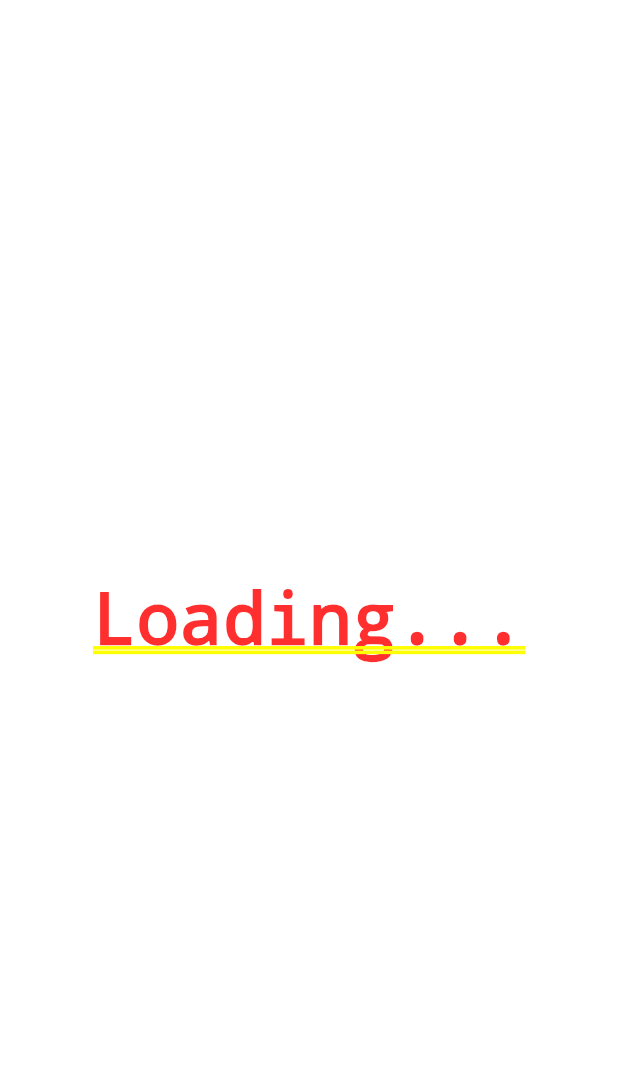
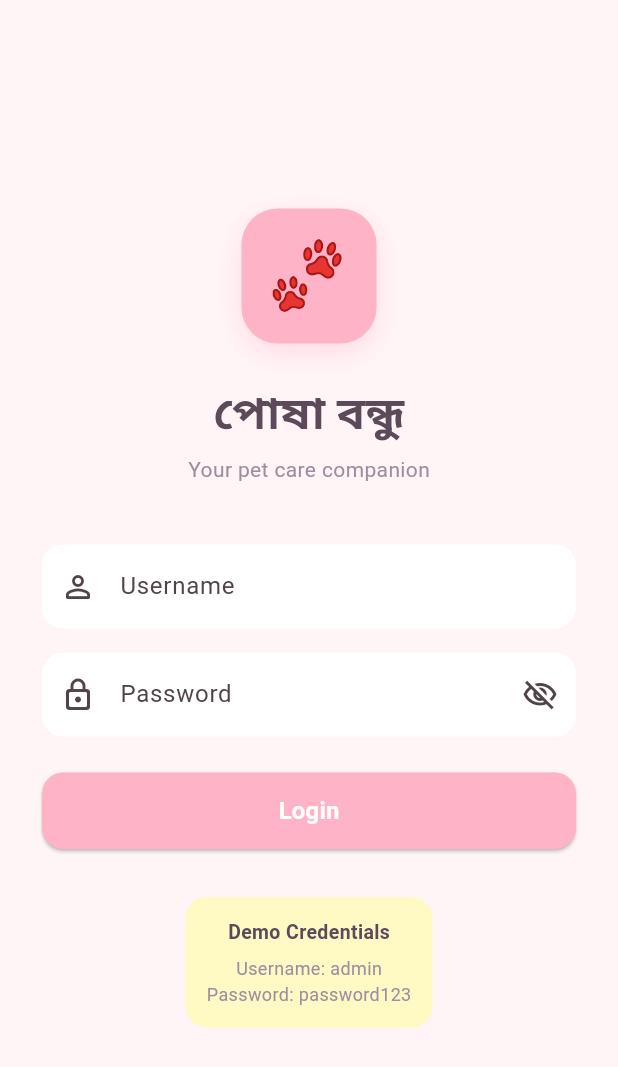
Before and after one commit to jerin-suva-labiba/poshu_bondhu, a Flutter app: the screen it shows after launch, on a phone screen of 412 x 824 dp. Shown: the top 1067 px of the screen. Run offline on Flutter 3.47's test engine with Material 3 defaults, Android fonts, the phone set to English and light mode, and no system bars; our stand-ins replace file_picker, fl_chart, flutter_local_notifications, image_picker, shared_preferences, sqflite and 1 more; missing offline and left inert: flutter_pdfview; accounts and stored records are empty.

Commit message:
login page added

```diff
--- a/lib/main.dart
+++ b/lib/main.dart
@@ -1,23 +1,29 @@
 import 'package:flutter/material.dart';
+import 'package:shared_preferences/shared_preferences.dart';
 import 'notifications/notification_helper.dart';
 import 'screens/home_screen.dart';
+import 'screens/login_screen.dart';
 import 'theme/app_theme.dart';
 
 void main() async {
   WidgetsFlutterBinding.ensureInitialized();
   await NotificationHelper.init();
-  runApp(const PoshaBondhuApp());
+  final prefs = await SharedPreferences.getInstance();
+  final isLoggedIn = prefs.getBool('is_logged_in') ?? false;
+  runApp(PoshaBondhuApp(isLoggedIn: isLoggedIn));
 }
 
 class PoshaBondhuApp extends StatelessWidget {
-  const PoshaBondhuApp({super.key});
+  final bool isLoggedIn;
+  const PoshaBondhuApp({super.key, required this.isLoggedIn});
+
   @override
   Widget build(BuildContext context) {
     return MaterialApp(
       title: 'পোষা বন্ধু',
       debugShowCheckedModeBanner: false,
       theme: AppTheme.theme,
-      home: const Center(child: Text('Loading...')),
+      home: isLoggedIn ? const HomeScreen() : const LoginScreen(),
     );
   }
 }
--- a/lib/screens/home_screen.dart
+++ b/lib/screens/home_screen.dart
@@ -1,9 +1,11 @@
 import 'package:flutter/material.dart';
+import 'package:shared_preferences/shared_preferences.dart';
 import 'dart:io';
 import '../database/database_helper.dart';
 import '../models/pet_model.dart';
 import '../theme/app_theme.dart';
 import 'add_pet_screen.dart';
+import 'login_screen.dart';
 import 'pet_profile_screen.dart';
 import 'calendar_screen.dart';
 import 'vet_shop_screen.dart';
@@ -19,16 +21,34 @@ class _HomeScreenState extends State<HomeScreen> {
   List<Pet> _pets = [];
 
   @override
-  void initState() { super.initState(); _loadPets(); }
+  void initState() {
+    super.initState();
+    _loadPets();
+  }
 
   Future<void> _loadPets() async {
     final pets = await DatabaseHelper.instance.getAllPets();
     setState(() => _pets = pets);
   }
 
+  Future<void> _logout() async {
+    final prefs = await SharedPreferences.getInstance();
+    await prefs.setBool('is_logged_in', false);
+    if (!mounted) return;
+    Navigator.pushAndRemoveUntil(
+      context,
+      MaterialPageRoute(builder: (_) => const LoginScreen()),
+      (_) => false,
+    );
+  }
+
   @override
   Widget build(BuildContext context) {
-    final screens = [_buildHomeTab(), const CalendarScreen(), const VetShopScreen()];
+    final screens = [
+      _buildHomeTab(),
+      const CalendarScreen(),
+      const VetShopScreen()
+    ];
     return Scaffold(
       body: screens[_currentIndex],
       bottomNavigationBar: NavigationBar(
@@ -38,8 +58,10 @@ class _HomeScreenState extends State<HomeScreen> {
         indicatorColor: AppTheme.primary.withOpacity(0.3),
         destinations: const [
           NavigationDestination(icon: Icon(Icons.home_rounded), label: 'Home'),
-          NavigationDestination(icon: Icon(Icons.calendar_month_rounded), label: 'Calendar'),
-          NavigationDestination(icon: Icon(Icons.local_hospital_rounded), label: 'Vet/Shop'),
+          NavigationDestination(
+              icon: Icon(Icons.calendar_month_rounded), label: 'Calendar'),
+          NavigationDestination(
+              icon: Icon(Icons.local_hospital_rounded), label: 'Vet/Shop'),
         ],
       ),
     );
@@ -56,26 +78,44 @@ class _HomeScreenState extends State<HomeScreen> {
             backgroundColor: AppTheme.primary,
             flexibleSpace: const FlexibleSpaceBar(
               title: Text('পোষা বন্ধু 🐾',
-                  style: TextStyle(color: Colors.white, fontWeight: FontWeight.bold, fontSize: 22)),
+                  style: TextStyle(
+                      color: Colors.white,
+                      fontWeight: FontWeight.bold,
+                      fontSize: 22)),
               centerTitle: false,
               titlePadding: EdgeInsets.only(left: 60, bottom: 16),
             ),
             leading: Padding(
               padding: const EdgeInsets.all(8.0),
               child: Container(
-                decoration: BoxDecoration(color: Colors.white, borderRadius: BorderRadius.circular(12)),
-                child: const Icon(Icons.pets, color: AppTheme.primary, size: 28),
+                decoration: BoxDecoration(
+                    color: Colors.white,
+                    borderRadius: BorderRadius.circular(12)),
+                child:
+                    const Icon(Icons.pets, color: AppTheme.primary, size: 28),
               ),
             ),
+            actions: [
+              IconButton(
+                icon: const Icon(Icons.logout_rounded, color: Colors.white),
+                tooltip: 'Logout',
+                onPressed: _logout,
+              ),
+            ],
           ),
           SliverToBoxAdapter(
             child: Padding(
               padding: const EdgeInsets.fromLTRB(20, 24, 20, 12),
               child: Row(children: [
                 const Text('Current Pets',
-                    style: TextStyle(fontSize: 22, fontWeight: FontWeight.bold, color: AppTheme.textDark)),
+                    style: TextStyle(
+                        fontSize: 22,
+                        fontWeight: FontWeight.bold,
+                        color: AppTheme.textDark)),
                 const SizedBox(width: 8),
-                Text('(${_pets.length})', style: const TextStyle(color: AppTheme.textLight, fontSize: 16)),
+                Text('(${_pets.length})',
+                    style: const TextStyle(
+                        color: AppTheme.textLight, fontSize: 16)),
               ]),
             ),
           ),
@@ -87,9 +127,11 @@ class _HomeScreenState extends State<HomeScreen> {
                       child: Column(children: [
                         const Text('🐱', style: TextStyle(fontSize: 60)),
                         const SizedBox(height: 12),
-                  const Text('No pets yet!\nTap + to add your first pet 🐾',
+                        const Text(
+                            'No pets yet!\nTap + to add your first pet 🐾',
                             textAlign: TextAlign.center,
-                      style: TextStyle(color: AppTheme.textLight, fontSize: 16)),
+                            style: TextStyle(
+                                color: AppTheme.textLight, fontSize: 16)),
                       ]),
                     ),
                   ),
@@ -104,7 +146,8 @@ class _HomeScreenState extends State<HomeScreen> {
       ),
       floatingActionButton: FloatingActionButton.extended(
         onPressed: () async {
-          await Navigator.push(context, MaterialPageRoute(builder: (_) => const AddPetScreen()));
+          await Navigator.push(
+              context, MaterialPageRoute(builder: (_) => const AddPetScreen()));
           _loadPets();
         },
         icon: const Icon(Icons.add),
@@ -119,11 +162,13 @@ class _HomeScreenState extends State<HomeScreen> {
       padding: const EdgeInsets.symmetric(horizontal: 16, vertical: 6),
       child: GestureDetector(
         onTap: () async {
-          await Navigator.push(context, MaterialPageRoute(builder: (_) => PetProfileScreen(pet: pet)));
+          await Navigator.push(context,
+              MaterialPageRoute(builder: (_) => PetProfileScreen(pet: pet)));
           _loadPets();
         },
         child: Card(
-          shape: RoundedRectangleBorder(borderRadius: BorderRadius.circular(20)),
+          shape:
+              RoundedRectangleBorder(borderRadius: BorderRadius.circular(20)),
           elevation: 3,
           child: Padding(
             padding: const EdgeInsets.all(16),
@@ -131,19 +176,30 @@ class _HomeScreenState extends State<HomeScreen> {
               CircleAvatar(
                 radius: 36,
                 backgroundColor: AppTheme.primary.withOpacity(0.2),
-                backgroundImage: pet.imagePath != null ? FileImage(File(pet.imagePath!)) : null,
-                child: pet.imagePath == null ? const Text('🐾', style: TextStyle(fontSize: 30)) : null,
+                backgroundImage: pet.imagePath != null
+                    ? FileImage(File(pet.imagePath!))
+                    : null,
+                child: pet.imagePath == null
+                    ? const Text('🐾', style: TextStyle(fontSize: 30))
+                    : null,
               ),
               const SizedBox(width: 16),
               Expanded(
-                child: Column(crossAxisAlignment: CrossAxisAlignment.start, children: [
+                child: Column(
+                    crossAxisAlignment: CrossAxisAlignment.start,
+                    children: [
                       Text(pet.name,
-                      style: const TextStyle(fontSize: 18, fontWeight: FontWeight.bold, color: AppTheme.textDark)),
+                          style: const TextStyle(
+                              fontSize: 18,
+                              fontWeight: FontWeight.bold,
+                              color: AppTheme.textDark)),
                       const SizedBox(height: 4),
-                  Text('Age: ${pet.age}', style: const TextStyle(color: AppTheme.textLight)),
+                      Text('Age: ${pet.age}',
+                          style: const TextStyle(color: AppTheme.textLight)),
                       if (pet.breed != null)
                         Text('Breed: ${pet.breed}',
-                        style: const TextStyle(color: AppTheme.textLight, fontSize: 12)),
+                            style: const TextStyle(
+                                color: AppTheme.textLight, fontSize: 12)),
                     ]),
               ),
               const Icon(Icons.chevron_right, color: AppTheme.primary),
--- /dev/null
+++ b/lib/screens/login_screen.dart
@@ -0,0 +1,195 @@
+import 'package:flutter/material.dart';
+import 'package:shared_preferences/shared_preferences.dart';
+import '../theme/app_theme.dart';
+import 'home_screen.dart';
+
+const String _dummyUsername = 'admin';
+const String _dummyPassword = 'password123';
+
+class LoginScreen extends StatefulWidget {
+  const LoginScreen({super.key});
+
+  @override
+  State<LoginScreen> createState() => _LoginScreenState();
+}
+
+class _LoginScreenState extends State<LoginScreen> {
+  final _formKey = GlobalKey<FormState>();
+  final _usernameController = TextEditingController();
+  final _passwordController = TextEditingController();
+  bool _obscurePassword = true;
+  bool _isLoading = false;
+  String? _errorMessage;
+
+  @override
+  void dispose() {
+    _usernameController.dispose();
+    _passwordController.dispose();
+    super.dispose();
+  }
+
+  Future<void> _login() async {
+    if (!_formKey.currentState!.validate()) return;
+    setState(() { _isLoading = true; _errorMessage = null; });
+
+    await Future.delayed(const Duration(milliseconds: 400));
+
+    final username = _usernameController.text.trim();
+    final password = _passwordController.text;
+
+    if (username == _dummyUsername && password == _dummyPassword) {
+      final prefs = await SharedPreferences.getInstance();
+      await prefs.setBool('is_logged_in', true);
+      if (!mounted) return;
+      Navigator.pushReplacement(context, MaterialPageRoute(builder: (_) => const HomeScreen()));
+    } else {
+      setState(() {
+        _isLoading = false;
+        _errorMessage = 'Invalid username or password.';
+      });
+    }
+  }
+
+  @override
+  Widget build(BuildContext context) {
+    return Scaffold(
+      backgroundColor: AppTheme.background,
+      body: SafeArea(
+        child: Center(
+          child: SingleChildScrollView(
+            padding: const EdgeInsets.symmetric(horizontal: 28),
+            child: Column(
+              mainAxisAlignment: MainAxisAlignment.center,
+              children: [
+                Container(
+                  width: 90,
+                  height: 90,
+                  decoration: BoxDecoration(
+                    color: AppTheme.primary,
+                    borderRadius: BorderRadius.circular(24),
+                    boxShadow: [
+                      BoxShadow(
+                        color: AppTheme.primary.withOpacity(0.4),
+                        blurRadius: 16,
+                        offset: const Offset(0, 6),
+                      ),
+                    ],
+                  ),
+                  child: const Center(
+                    child: Text('🐾', style: TextStyle(fontSize: 44)),
+                  ),
+                ),
+                const SizedBox(height: 24),
+                const Text(
+                  'পোষা বন্ধু',
+                  style: TextStyle(
+                    fontSize: 30,
+                    fontWeight: FontWeight.bold,
+                    color: AppTheme.textDark,
+                  ),
+                ),
+                const SizedBox(height: 6),
+                const Text(
+                  'Your pet care companion',
+                  style: TextStyle(color: AppTheme.textLight, fontSize: 14),
+                ),
+                const SizedBox(height: 40),
+                Form(
+                  key: _formKey,
+                  child: Column(
+                    children: [
+                      TextFormField(
+                        controller: _usernameController,
+                        decoration: const InputDecoration(
+                          hintText: 'Username',
+                          prefixIcon: Icon(Icons.person_outline_rounded),
+                        ),
+                        validator: (v) =>
+                            (v == null || v.trim().isEmpty) ? 'Enter username' : null,
+                      ),
+                      const SizedBox(height: 16),
+                      TextFormField(
+                        controller: _passwordController,
+                        obscureText: _obscurePassword,
+                        decoration: InputDecoration(
+                          hintText: 'Password',
+                          prefixIcon: const Icon(Icons.lock_outline_rounded),
+                          suffixIcon: IconButton(
+                            icon: Icon(_obscurePassword
+                                ? Icons.visibility_off_outlined
+                                : Icons.visibility_outlined),
+                            onPressed: () =>
+                                setState(() => _obscurePassword = !_obscurePassword),
+                          ),
+                        ),
+                        validator: (v) =>
+                            (v == null || v.isEmpty) ? 'Enter password' : null,
+                      ),
+                      if (_errorMessage != null) ...[
+                        const SizedBox(height: 12),
+                        Container(
+                          padding: const EdgeInsets.symmetric(horizontal: 14, vertical: 10),
+                          decoration: BoxDecoration(
+                            color: Colors.red.shade50,
+                            borderRadius: BorderRadius.circular(12),
+                            border: Border.all(color: Colors.red.shade200),
+                          ),
+                          child: Row(
+                            children: [
+                              Icon(Icons.error_outline, color: Colors.red.shade400, size: 18),
+                              const SizedBox(width: 8),
+                              Text(_errorMessage!,
+                                  style: TextStyle(color: Colors.red.shade600, fontSize: 13)),
+                            ],
+                          ),
+                        ),
+                      ],
+                      const SizedBox(height: 24),
+                      SizedBox(
+                        width: double.infinity,
+                        child: ElevatedButton(
+                          onPressed: _isLoading ? null : _login,
+                          child: _isLoading
+                              ? const SizedBox(
+                                  height: 20,
+                                  width: 20,
+                                  child: CircularProgressIndicator(
+                                      strokeWidth: 2, color: Colors.white),
+                                )
+                              : const Text('Login',
+                                  style: TextStyle(fontSize: 16, fontWeight: FontWeight.bold)),
+                        ),
+                      ),
+                    ],
+                  ),
+                ),
+                const SizedBox(height: 32),
+                Container(
+                  padding: const EdgeInsets.all(14),
+                  decoration: BoxDecoration(
+                    color: AppTheme.yellow,
+                    borderRadius: BorderRadius.circular(14),
+                  ),
+                  child: const Column(
+                    children: [
+                      Text('Demo Credentials',
+                          style: TextStyle(
+                              fontWeight: FontWeight.bold,
+                              color: AppTheme.textDark,
+                              fontSize: 13)),
+                      SizedBox(height: 6),
+                      Text('Username: admin',
+                          style: TextStyle(color: AppTheme.textLight, fontSize: 12)),
+                      Text('Password: password123',
+                          style: TextStyle(color: AppTheme.textLight, fontSize: 12)),
+                    ],
+                  ),
+                ),
+              ],
+            ),
+          ),
+        ),
+      ),
+    );
+  }
+}
```
Also changed, not shown: pubspec.yaml (+22 -21 lines), pubspec.lock, 7 other files. Lines whose indentation alone changed are shown as unchanged.
